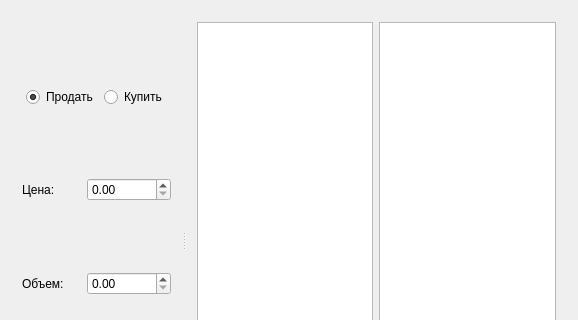
AndreyMlashkin/Burse, file mainwindow.ui: the form before one commit; both pictures show x 0 to 578 and y 0 to 320 of the 578 by 479 pixel window.
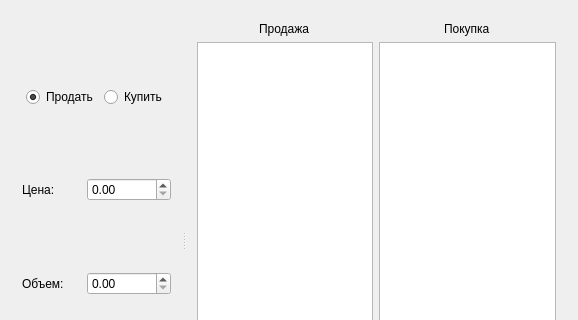
The form after the commit.

```diff
--- a/mainwindow.ui
+++ b/mainwindow.ui
@@ -138,18 +138,40 @@
       <widget class="QWidget" name="horizontalLayoutWidget">
        <layout class="QHBoxLayout" name="horizontalLayout_5">
         <item>
+         <layout class="QVBoxLayout" name="verticalLayout_3">
+          <item alignment="Qt::AlignHCenter">
+           <widget class="QLabel" name="label_3">
+            <property name="text">
+             <string>Продажа</string>
+            </property>
+           </widget>
+          </item>
+          <item>
          <widget class="QTableView" name="sellTable">
           <attribute name="verticalHeaderVisible">
            <bool>false</bool>
           </attribute>
          </widget>
         </item>
+         </layout>
+        </item>
+        <item>
+         <layout class="QVBoxLayout" name="verticalLayout_4">
+          <item alignment="Qt::AlignHCenter">
+           <widget class="QLabel" name="label_4">
+            <property name="text">
+             <string>Покупка</string>
+            </property>
+           </widget>
+          </item>
         <item>
          <widget class="QTableView" name="buyTable">
           <attribute name="verticalHeaderVisible">
            <bool>false</bool>
           </attribute>
          </widget>
+          </item>
+         </layout>
         </item>
        </layout>
       </widget>
```
Lines whose indentation alone changed are shown as unchanged.
